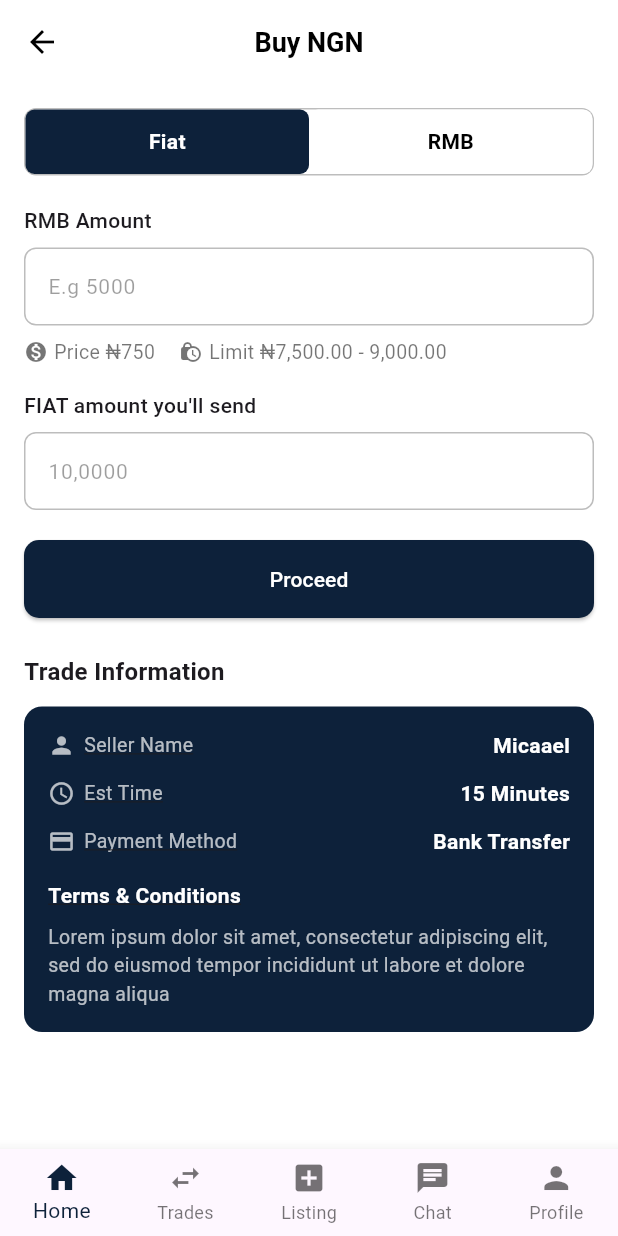
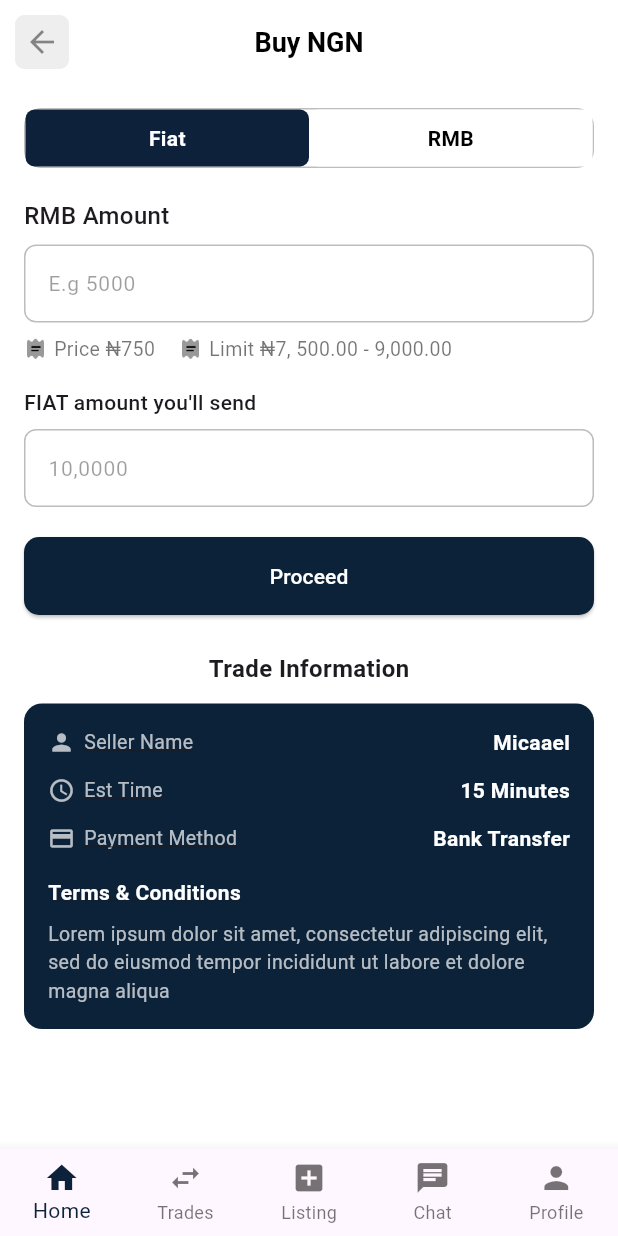
Before and after one commit to Ammara-Akbar/KoolSwitch, a Flutter app: the BuyNGNScreen screen opened directly, on a phone screen of 412 x 824 dp. Run offline on Flutter 3.47's test engine with Material 3 defaults, Android fonts, the phone set to English and light mode, and no system bars.

Commit message:
buy ngn screen

```diff
--- a/kool_switch/lib/screens/buy_ngn_screen.dart
+++ b/kool_switch/lib/screens/buy_ngn_screen.dart
@@ -1,4 +1,5 @@
 import 'package:flutter/material.dart';
+import 'package:kool_switch/utils/colors.dart';
 
 class BuyNGNScreen extends StatefulWidget {
   const BuyNGNScreen({super.key});
@@ -16,11 +17,21 @@ class _BuyNGNScreenState extends State<BuyNGNScreen> {
       backgroundColor: Colors.white,
 
       appBar: AppBar(
+
         backgroundColor: Colors.white,
         elevation: 0,
-        leading: IconButton(
-          icon: const Icon(Icons.arrow_back, color: Colors.black),
-          onPressed: () => Navigator.pop(context),
+            leading: GestureDetector(
+          onTap: () {
+            Navigator.pop(context);
+          },
+          child: Padding(
+            padding: const EdgeInsets.all(10.0),
+            child: Container(
+                decoration: BoxDecoration(
+                    borderRadius: BorderRadius.circular(6),
+                    color: Colors.grey.shade200),
+                child: Icon(Icons.arrow_back, color: Colors.black45)),
+          ),
         ),
         centerTitle: true,
         title: const Text(
@@ -41,10 +52,10 @@ class _BuyNGNScreenState extends State<BuyNGNScreen> {
 
             /// Toggle Tabs
             Container(
-              height: 45,
+              height: 40,
               decoration: BoxDecoration(
                 border: Border.all(color: Colors.black26),
-                borderRadius: BorderRadius.circular(8),
+                borderRadius: BorderRadius.circular(12),
               ),
               child: Row(
                 children: [
@@ -93,22 +104,22 @@ class _BuyNGNScreenState extends State<BuyNGNScreen> {
 
             /// RMB Amount
             const Text("RMB Amount",
-                style: TextStyle(fontSize: 14, fontWeight: FontWeight.w500)),
+                style: TextStyle(fontSize: 16, fontWeight: FontWeight.w500)),
             const SizedBox(height: 8),
             _buildTextField("E.g 5000", suffix: "NGN"),
             const SizedBox(height: 8),
 
             /// Price + Limit Row
             Row(
-              children: const [
-                Icon(Icons.monetization_on, size: 16, color: Colors.black54),
+              children:  [
+                Image.asset("assets/images/receipt-2.png",height: 16),
                 SizedBox(width: 4),
                 Text("Price ₦750",
                     style: TextStyle(fontSize: 13, color: Colors.black54)),
                 SizedBox(width: 16),
-                Icon(Icons.lock_clock, size: 16, color: Colors.black54),
+                Image.asset("assets/images/receipt-2.png",height: 16),
                 SizedBox(width: 4),
-                Text("Limit ₦7,500.00 - 9,000.00",
+                Text("Limit ₦7, 500.00 - 9,000.00",
                     style: TextStyle(fontSize: 13, color: Colors.black54)),
               ],
             ),
@@ -124,29 +135,33 @@ class _BuyNGNScreenState extends State<BuyNGNScreen> {
             /// Proceed Button
             ElevatedButton(
               style: ElevatedButton.styleFrom(
-                backgroundColor: const Color(0xFF0D213A),
+                backgroundColor: AppColors.primaryColor,
                 padding: const EdgeInsets.symmetric(vertical: 16),
                 shape: RoundedRectangleBorder(
                   borderRadius: BorderRadius.circular(10),
                 ),
               ),
               onPressed: () {},
-              child: const Center(
-                child: Text("Proceed", style: TextStyle(color: Colors.white)),
+              child:  Center(
+                child: Text("Proceed", style: TextStyle(color: Colors.white,fontSize: 14)),
               ),
             ),
             const SizedBox(height: 24),
 
             /// Trade Information
-            const Text(
-              "Trade Information",
-              style: TextStyle(fontSize: 16, fontWeight: FontWeight.w600),
+            Align(
+              alignment: Alignment.center,
+              child: const Text(
+                "Trade Information",
+
+                style: TextStyle(fontSize: 16, fontWeight: FontWeight.w600),
+              ),
             ),
             const SizedBox(height: 12),
             Container(
               padding: const EdgeInsets.all(16),
               decoration: BoxDecoration(
-                color: const Color(0xFF0D213A),
+                color: AppColors.primaryColor,
                 borderRadius: BorderRadius.circular(12),
               ),
               child: Column(
@@ -214,6 +229,10 @@ class _BuyNGNScreenState extends State<BuyNGNScreen> {
           borderRadius: BorderRadius.circular(8),
           borderSide: const BorderSide(color: Colors.black26),
         ),
+         focusedBorder: OutlineInputBorder(
+          borderRadius: BorderRadius.circular(8),
+          borderSide: const BorderSide(color: AppColors.primaryColor),
+        ),
       ),
     );
   }
--- a/kool_switch/lib/screens/create_listing_screen.dart
+++ b/kool_switch/lib/screens/create_listing_screen.dart
@@ -1,4 +1,5 @@
 import 'package:flutter/material.dart';
+import 'package:kool_switch/screens/buy_ngn_screen.dart';
 import 'package:kool_switch/utils/colors.dart';
 
 class CreateListingScreen extends StatefulWidget {
@@ -18,6 +19,7 @@ class _CreateListingScreenState extends State<CreateListingScreen> {
       appBar: AppBar(
         surfaceTintColor: Colors.white,
         backgroundColor: Colors.white,
+        automaticallyImplyLeading: false,
         elevation: 0,
         centerTitle: true,
 
@@ -183,7 +185,12 @@ class _CreateListingScreenState extends State<CreateListingScreen> {
                         borderRadius: BorderRadius.circular(12),
                       ),
                     ),
-                    onPressed: () {},
+                    onPressed: () {
+                      Navigator.push(
+                        context,
+                        MaterialPageRoute(builder: (_) => BuyNGNScreen()),
+                      );
+                    },
                     child: const Text("Post Listing",
                         style: TextStyle(color: Colors.white)),
                   ),
@@ -213,12 +220,10 @@ class _CreateListingScreenState extends State<CreateListingScreen> {
         enabledBorder: OutlineInputBorder(
           borderRadius: BorderRadius.circular(8),
           borderSide: const BorderSide(color: Colors.black26),
-
         ),
-        focusedBorder:OutlineInputBorder(
+        focusedBorder: OutlineInputBorder(
           borderRadius: BorderRadius.circular(8),
-          borderSide: const BorderSide(color:AppColors.primaryColor),
-
+          borderSide: const BorderSide(color: AppColors.primaryColor),
         ),
       ),
     );
```
